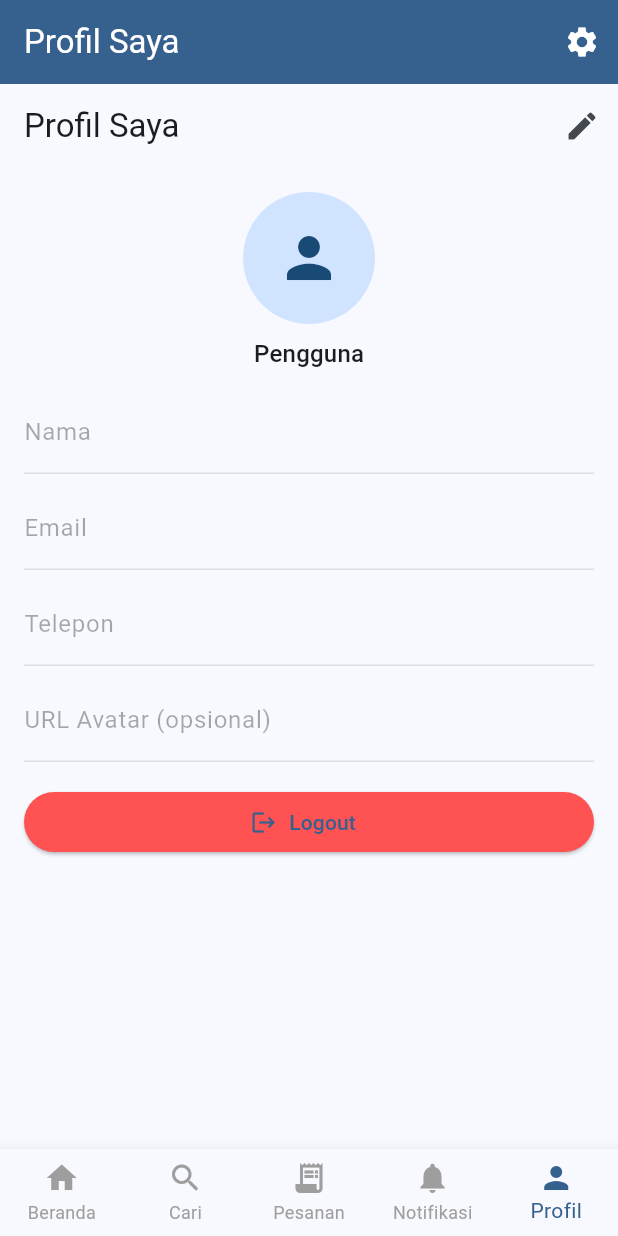
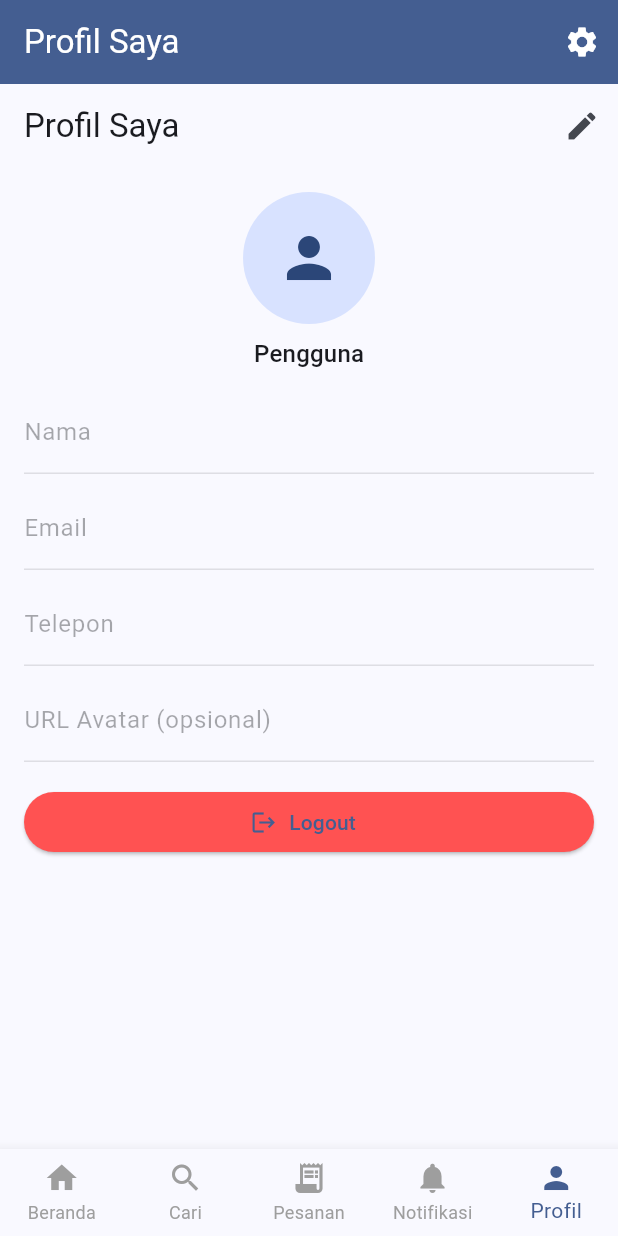
Before and after one commit to Arzaleph/ReBox_Project, a Flutter app: the screen it shows after launch, item 5 of the bottom bar chosen, on a phone screen of 412 x 824 dp. Run offline on Flutter 3.47's test engine with Material 3 defaults, Android fonts, the light colour scheme and no system bars; our stand-ins replace shared_preferences.

Commit message:
update main.dart

```diff
--- a/lib/main.dart
+++ b/lib/main.dart
@@ -17,19 +17,20 @@ class MyApp extends StatelessWidget {
       animation: SettingsService.instance,
       builder: (context, _) {
         return MaterialApp(
-          title: 'Project PTI',
+          title: 'Recycle Box',
           theme: ThemeData(
-            colorScheme: ColorScheme.fromSeed(seedColor: Colors.blue),
+            colorScheme: ColorScheme.fromSeed(seedColor: Colors.blueAccent),
             useMaterial3: true,
             brightness: Brightness.light,
           ),
           darkTheme: ThemeData(
-            colorScheme: ColorScheme.fromSeed(seedColor: Colors.blue, brightness: Brightness.dark),
+            colorScheme: ColorScheme.fromSeed(seedColor: Colors.blueAccent, brightness: Brightness.dark),
             useMaterial3: true,
             brightness: Brightness.dark,
           ),
           themeMode: SettingsService.instance.themeMode,
           home: const MainScreen(),
+
         );
       },
     );
```
